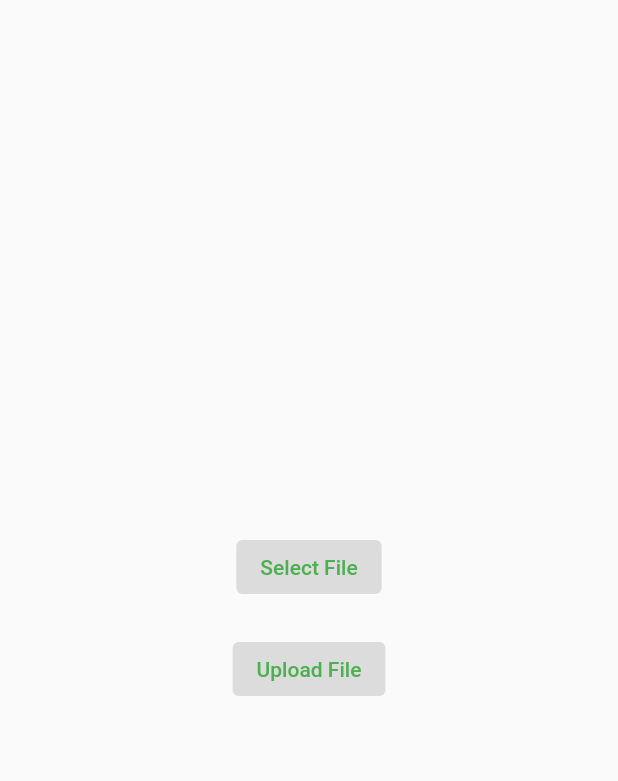
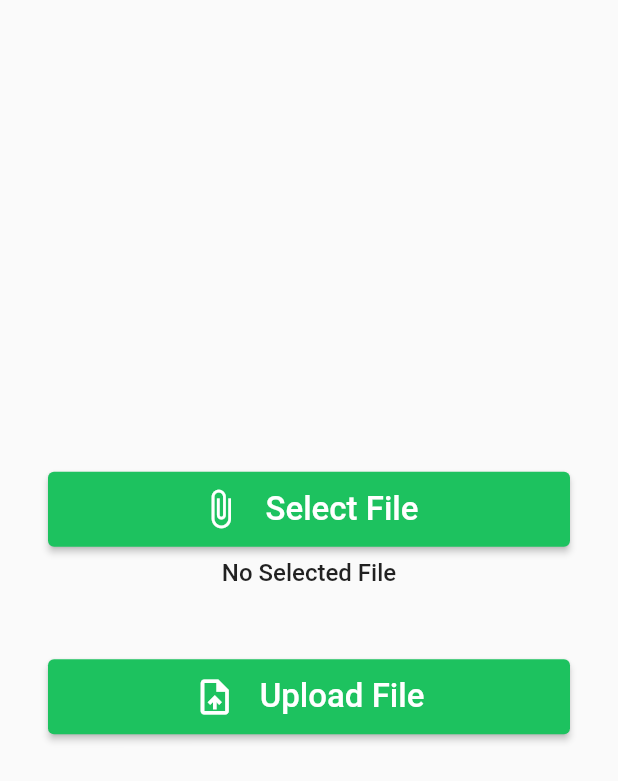
Before and after one commit to jitu-meher789/flutter_basics, a Flutter app: the updateImage screen opened directly, on a phone screen of 412 x 824 dp. Shown: the top 781 px of the screen. Run offline on Flutter 3.47's test engine with Material 2 defaults, Android fonts, the phone set to English and light mode, and no system bars; our stand-ins replace animated_theme_switcher, cloud_firestore, curved_navigation_bar, file_picker, firebase_auth, firebase_core and 2 more; accounts and stored records are empty.

Commit message:
update_profiel_picture

```diff
--- /dev/null
+++ b/lib/api/firebase_api.dart
@@ -0,0 +1,15 @@
+import 'dart:io';
+import 'dart:typed_data';
+import 'package:firebase_storage/firebase_storage.dart';
+
+class FirebaseApi {
+  static UploadTask? uploadFile(String destination, File file) {
+    try {
+      final ref = FirebaseStorage.instance.ref(destination);
+      return ref.putFile(file);
+
+    }on FirebaseException catch (e) {
+      return null;
+    }
+  }
+}
--- a/lib/update_profile_picture.dart
+++ b/lib/update_profile_picture.dart
@@ -1,12 +1,13 @@
-// ignore_for_file: prefer_const_constructors
 
 import 'dart:io';
-
+import 'package:flutter_basics/profile_page.dart';
+import 'package:path/path.dart';
+import 'package:file_picker/file_picker.dart';
 import 'package:firebase_storage/firebase_storage.dart';
 import 'package:flutter/material.dart';
-import 'package:flutter/src/widgets/framework.dart';
-import 'package:flutter/src/widgets/placeholder.dart';
-import 'package:image_picker/image_picker.dart';
+import 'package:flutter_basics/api/firebase_api.dart';
+import 'package:flutter_basics/widget/button_widget.dart';
+
 
 class updateImage extends StatefulWidget {
   const updateImage({super.key});
@@ -17,40 +18,100 @@ class updateImage extends StatefulWidget {
 
 class _updateImageState extends State<updateImage> {
 
-// Future selectFile() async {
-
-// }
-// Future uploadFile() async {
-
-// }
+  UploadTask? task;
+  File? file;
 
   @override
   Widget build(BuildContext context) {
-    var hello;
-    var lello;
+
+   final fileName = file != null ? basename(file!.path) : 'No Selected File';
+   print("file Name : " + fileName);
+
     return Scaffold(
       body: Container(
+        padding: EdgeInsets.all(32),
         child: Center(
           child: Column(
             mainAxisAlignment: MainAxisAlignment.center,
             children: [
-              Container(
-                child: ElevatedButton(
-                  onPressed: lello,
-                  child: Text('Select File',style: TextStyle(color: Colors.green),),
+                ButtonWidget(
+                  icon: Icons.attach_file,
+                  text: 'Select File',
+                  onClicked: selectFile,
                 ),
-              ),
-              SizedBox(height: 20,),
-              Container(
-                child: ElevatedButton(
-                  onPressed: hello,
-                  child: Text('Upload File',style: TextStyle(color: Colors.green),),
+                SizedBox(height: 8,),
+                Text(
+                  fileName,
+                  style: TextStyle(fontSize: 16, fontWeight: FontWeight.w500),
                 ),
-              ),
+                SizedBox(height: 48),
+                ButtonWidget(
+                  icon: Icons.upload_file_outlined,
+                  text: 'Upload File',
+                  onClicked: uploadFile,
+                ),
+                SizedBox(height: 20,),
+                task != null ? buildUploadStatus(task!) : Container(),
             ],
           ),
         ),
       ),
     );
   }
+
+
+
+
+
+    Future selectFile() async {
+      final result  = await FilePicker.platform.pickFiles(allowMultiple: false);
+
+      if(result == null) return;
+
+      final path = result.files.single.path!;
+
+      setState(() => file = File(path));
+    }
+
+
+
+
+    Future uploadFile() async {
+      if(file == null) return;
+
+      final fileName = file!.path;
+      final destination = '/images/$fileName';
+      task = FirebaseApi.uploadFile(destination,file!);
+      setState(() {});
+
+      if(task == null) return;
+
+      final snapshot = await task!.whenComplete(() {});
+      final urlDownload = await snapshot.ref.getDownloadURL();
+    }
+
+
+
+
+    Widget buildUploadStatus(UploadTask task) => StreamBuilder<TaskSnapshot>(
+      stream: task.snapshotEvents,
+      builder: (context, snapshot) {
+        if(snapshot.hasData){
+          final snap = snapshot.data!;
+          final progress = snap.bytesTransferred / snap.totalBytes;
+          final percentage = (progress * 100).toStringAsFixed(2);
+
+          return Text(
+            '$percentage %',
+            style: TextStyle(fontSize: 15,color: Colors.black, fontWeight: FontWeight.bold),
+          );
+
+        }else{
+          return Container();
+        }
+      },
+    );
+
+
+
 }
--- /dev/null
+++ b/lib/widget/button_widget.dart
@@ -0,0 +1,38 @@
+import "package:flutter/material.dart";
+
+class ButtonWidget extends StatelessWidget {
+  final IconData icon;
+  final String text;
+  final VoidCallback onClicked;
+
+
+  const ButtonWidget({
+    Key? key,
+    required this.icon,
+    required this.text,
+    required this.onClicked,
+  }) : super(key : key);
+
+  @override
+  Widget build(BuildContext context) => ElevatedButton(
+    style: ElevatedButton.styleFrom(
+      primary: Color.fromRGBO(29, 194, 95, 1),
+      minimumSize: Size.fromHeight(50),
+    ),
+    child: buildContent(),
+    onPressed: onClicked,
+  );
+
+
+  Widget buildContent() => Row(
+    mainAxisSize: MainAxisSize.min,
+    children: [
+      Icon(icon,size: 28),
+      SizedBox(width: 16),
+      Text(
+        text,
+        style: TextStyle(fontSize: 22, color: Colors.white),
+      )
+    ],
+  );
+}
--- a/pubspec.yaml
+++ b/pubspec.yaml
@@ -49,6 +49,8 @@ dependencies:
   fluttertoast: ^8.2.1
   form_field_validator: ^1.1.0
   image_picker: ^0.8.7
+  file_picker: ^5.2.6
+
 
 dev_dependencies:
   flutter_test:
```
Also changed, not shown: pubspec.lock, 1 other file.
